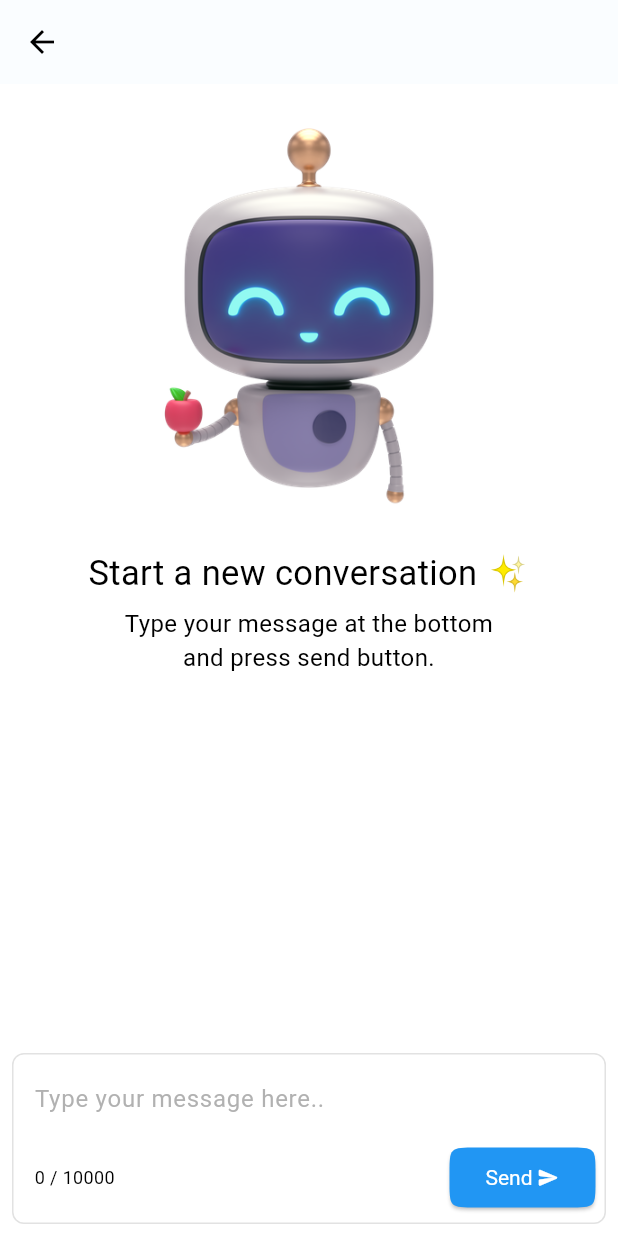
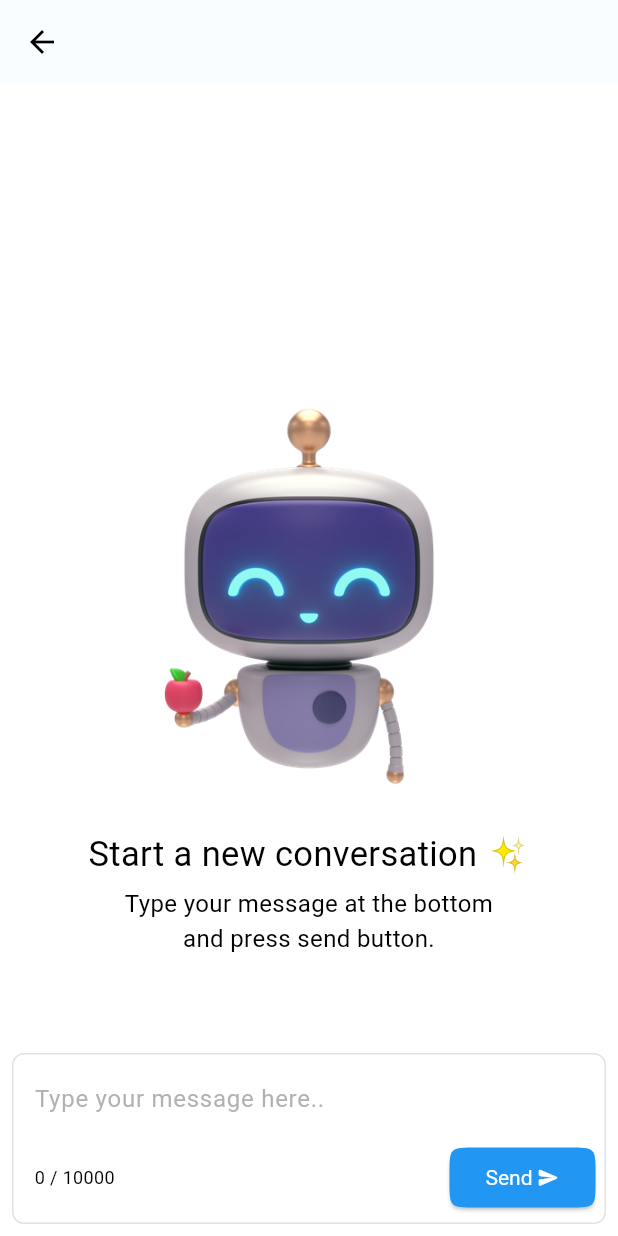
Before and after one commit to GPSxtreme/syncia, a Flutter app: the TextChatPage screen opened directly with empty values, on a phone screen of 412 x 824 dp. Run offline on Flutter 3.47's test engine with Material 2 defaults, Android fonts, the phone set to English and light mode, and no system bars; our stand-ins replace cached_network_image, flutter_cache_manager, flutter_highlight, flutter_markdown, flutter_secure_storage, flutter_spinkit and 11 more; missing offline and left inert: dart_openai, in_app_update, markdown; accounts and stored records are empty; statements that could not run were skipped.

Commit message:
Update text_chat.dart

```diff
--- a/lib/pages/text_chat.dart
+++ b/lib/pages/text_chat.dart
@@ -60,12 +60,10 @@ class _TextChatPageState extends State<TextChatPage> {
                       ),
                     )
                   : controller.chatMessages.isEmpty && controller.initialized
-                      ? Positioned(
-                          top: 0,
-                          bottom: 0,
-                          left: 0,
-                          right: 0,
+                      ? Align(
+                          alignment: Alignment.center,
                           child: Column(
+                            mainAxisAlignment: MainAxisAlignment.center,
                             children: [
                               Center(
                                   child: Image.asset(
```
